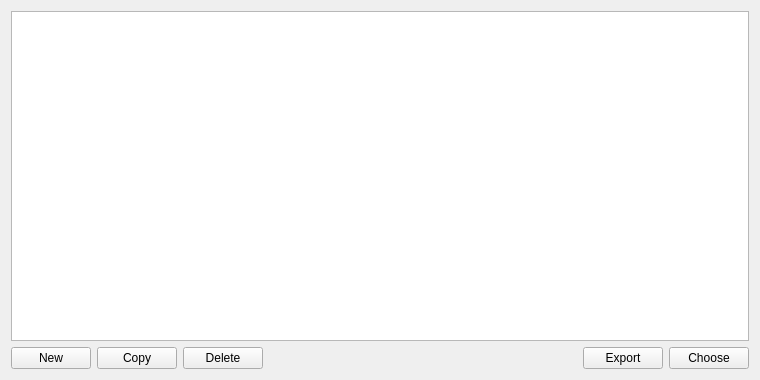
This is src/qt/forms/contractbookpage.ui in qtumproject/qtum as Qt 5 draws it before an edit. The edited form follows.
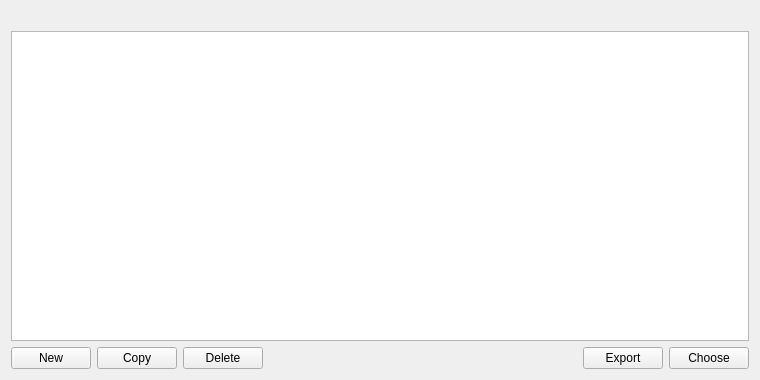
This is the edited form.

Commit message: GUI modifications for contract book

```diff
--- a/src/qt/forms/contractbookpage.ui
+++ b/src/qt/forms/contractbookpage.ui
@@ -14,6 +14,13 @@
    <string>Form</string>
   </property>
   <layout class="QVBoxLayout" name="verticalLayout">
+   <item>
+    <widget class="QLabel" name="labelExplanation">
+     <property name="text">
+      <string/>
+     </property>
+    </widget>
+   </item>
    <item>
     <widget class="QTableView" name="tableView">
      <property name="contextMenuPolicy">
```
The commit also changes 5 other files.
